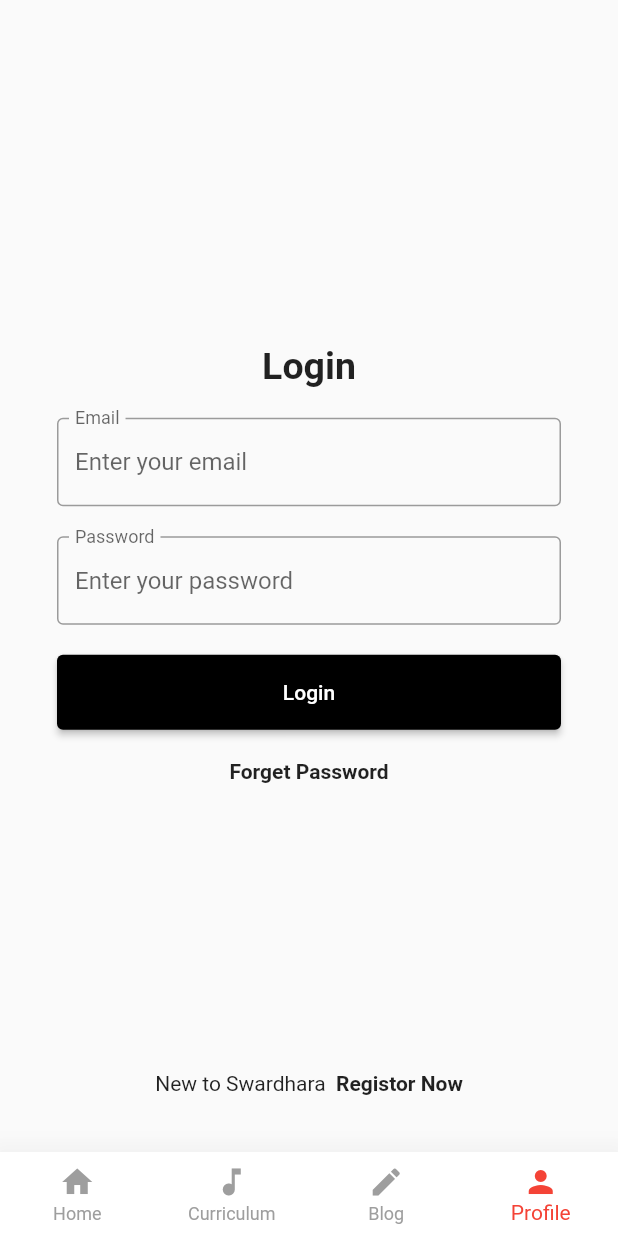
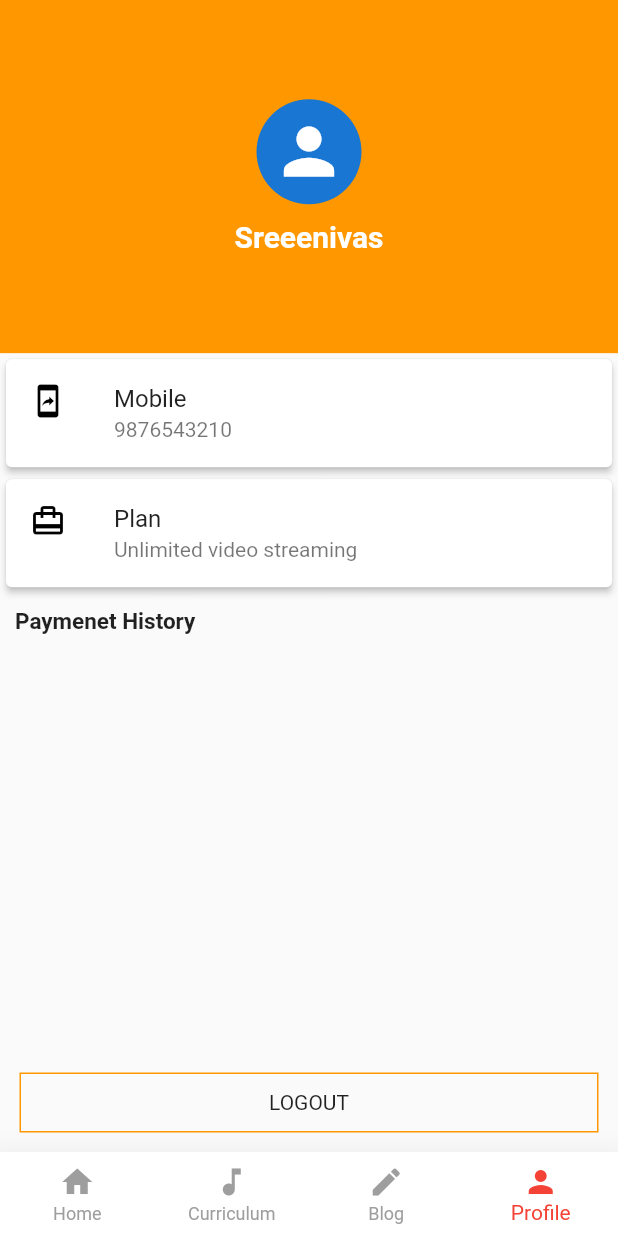
Before and after one commit to Sreenivassreee/swardhara, a Flutter app: the screen it shows after launch, swiped to page 4, on a phone screen of 412 x 824 dp. Run offline on Flutter 3.47's test engine with Material 2 defaults, Android fonts, the phone set to English and light mode, and no system bars; our stand-ins replace carousel_slider; network calls fail.

Commit message:
Profile page

```diff
--- a/lib/NavBarActions/DetailedPage/DetailedPage.dart
+++ b/lib/NavBarActions/DetailedPage/DetailedPage.dart
@@ -40,7 +40,7 @@ class DetailedPage extends StatelessWidget {
                         width: 15,
                       ),
                       Container(
-                        width: MediaQuery.of(context).size.width - 30,
+                        width: MediaQuery.of(context).size.width - 50,
                         child: Text(
                           'Complementary Volume - Free lessons to experience the learning ',
                           style: TextStyle(
--- a/lib/NavBarActions/NavBar.dart
+++ b/lib/NavBarActions/NavBar.dart
@@ -1,6 +1,7 @@
 import 'package:flutter/material.dart';
 import 'package:swardhara/HomePage/homepage.dart';
 import 'package:swardhara/LoginPage/LoginPage.dart';
+import 'package:swardhara/Profile/Profile.dart';
 
 class NavBar extends StatefulWidget {
   @override
@@ -10,6 +11,7 @@ class NavBar extends StatefulWidget {
 class _NavBarState extends State<NavBar> {
   int _pageIndex = 0;
   PageController _pageController = PageController();
+  bool auth = true;
 
   @override
   void dispose() {
@@ -41,7 +43,7 @@ class _NavBarState extends State<NavBar> {
       'Index 3: Orders',
       style: optionStyle,
     ),
-    LoginPage()
+    Profile()
     // Text(
     //   'Index 3: Settings',
     //   style: optionStyle,
--- /dev/null
+++ b/lib/Profile/Profile.dart
@@ -0,0 +1,114 @@
+import 'dart:async';
+
+import 'package:flutter/material.dart';
+import 'package:swardhara/LoginPage/LoginPage.dart';
+
+class Profile extends StatefulWidget {
+  const Profile({Key? key}) : super(key: key);
+
+  @override
+  _ProfileState createState() => _ProfileState();
+}
+
+class _ProfileState extends State<Profile> {
+  bool auth = true;
+  @override
+  void initState() {
+    super.initState();
+
+    if (!auth) {
+      Timer(Duration(milliseconds: 100), () {
+        Navigator.push(
+            context, MaterialPageRoute(builder: (context) => LoginPage()));
+      });
+    }
+  }
+
+  @override
+  Widget build(BuildContext context) {
+    return Scaffold(
+      bottomNavigationBar: Padding(
+        padding: const EdgeInsets.all(8.0),
+        child: Container(
+          height: 40,
+          margin: const EdgeInsets.all(5.0),
+          padding: const EdgeInsets.all(5.0),
+          decoration: BoxDecoration(
+            border: Border.all(
+              color: Colors.orange,
+            ),
+          ),
+          child: Center(child: Text('LOGOUT')),
+        ),
+      ),
+      body: Column(
+        children: [
+          Container(
+            height: MediaQuery.of(context).size.height / 3.5,
+            width: double.infinity,
+            color: Colors.orange,
+            child: Column(
+              mainAxisAlignment: MainAxisAlignment.center,
+              children: [
+                Container(
+                  height: 70,
+                  width: 70,
+                  child: CircleAvatar(
+                    child: Icon(
+                      Icons.person,
+                      size: 50,
+                    ),
+                  ),
+                ),
+                SizedBox(
+                  height: 10,
+                ),
+                Text(
+                  "Sreeenivas",
+                  style: TextStyle(
+                      fontSize: 20,
+                      color: Colors.white,
+                      fontWeight: FontWeight.bold),
+                )
+              ],
+            ),
+          ),
+          Card(
+            elevation: 2.0,
+            child: ListTile(
+              title: Text("Mobile"),
+              subtitle: Text("9876543210"),
+              leading: Icon(
+                Icons.mobile_screen_share,
+                color: Colors.black,
+              ),
+            ),
+          ),
+          Card(
+            elevation: 2.0,
+            child: ListTile(
+              title: Text("Plan"),
+              subtitle: Text("Unlimited video streaming"),
+              leading: Icon(
+                Icons.card_travel_outlined,
+                color: Colors.black,
+              ),
+            ),
+          ),
+          Container(
+            padding: EdgeInsets.all(10),
+            alignment: Alignment.topLeft,
+            child: Text(
+              "Paymenet History",
+              style: TextStyle(
+                fontSize: 15,
+                fontWeight: FontWeight.bold,
+              ),
+              textAlign: TextAlign.left,
+            ),
+          )
+        ],
+      ),
+    );
+  }
+}
```
